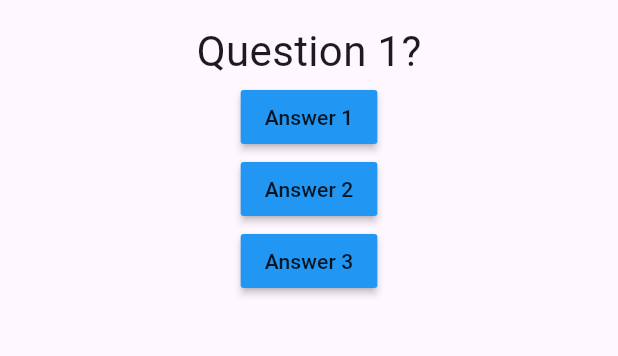
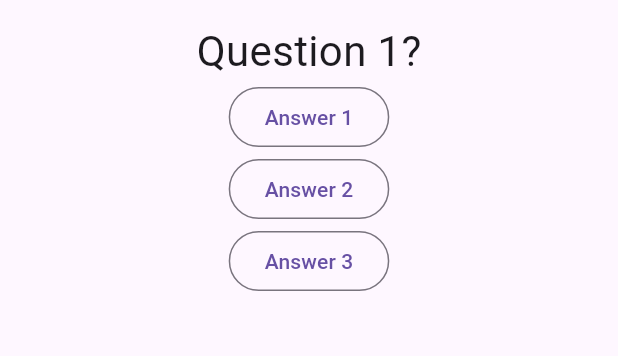
Before and after one commit to Bhaliten/flutter_practice, a Flutter app: the screen it shows after launch, on a phone screen of 412 x 824 dp, the part 63-419 px from its top. Run offline on Flutter 3.47's test engine with Material 2 defaults, Android fonts, the phone set to English and light mode, and no system bars.

```diff
--- a/lib/answer.dart
+++ b/lib/answer.dart
@@ -4,16 +4,18 @@ class Answer extends StatelessWidget {
   final String answer;
   final VoidCallback answerCallback;
 
-  const Answer({Key? key, required this.answer, required this.answerCallback})
-      : super(key: key);
+  const Answer({
+    Key? key,
+    required this.answer,
+    required this.answerCallback,
+  }) : super(key: key);
 
   @override
   Widget build(BuildContext context) {
     return Row(
       mainAxisAlignment: MainAxisAlignment.center,
       children: [
-        MaterialButton(
-          color: Colors.blue,
+        OutlinedButton(
           onPressed: answerCallback,
           child: Text(
             answer,
--- a/lib/main.dart
+++ b/lib/main.dart
@@ -22,7 +22,10 @@ class MyApp extends StatelessWidget {
 }
 
 class MyHomePage extends StatefulWidget {
-  const MyHomePage({super.key, required this.title});
+  const MyHomePage({
+    super.key,
+    required this.title,
+  });
 
   final String title;
 
@@ -34,9 +37,10 @@ class _MyHomePageState extends State<MyHomePage> {
   @override
   Widget build(BuildContext context) {
     return Scaffold(
-        appBar: AppBar(
-          title: Text(widget.title),
-        ),
-        body: Quiz());
+      appBar: AppBar(
+        title: Text(widget.title),
+      ),
+      body: Quiz(),
+    );
   }
 }
--- a/lib/question.dart
+++ b/lib/question.dart
@@ -2,17 +2,19 @@ import 'package:flutter/material.dart';
 
 class Question extends StatelessWidget {
   final String question;
+  final TextStyle textStyle = const TextStyle(fontSize: 28);
 
-  const Question({Key? key, required this.question}) : super(key: key);
+  const Question({
+    Key? key,
+    required this.question,
+  }) : super(key: key);
 
   @override
   Widget build(BuildContext context) {
     return Container(
       child: Text(
         question,
-        style: TextStyle(
-          fontSize: 28,
-        ),
+        style: textStyle,
       ),
     );
   }
--- a/lib/quiz.dart
+++ b/lib/quiz.dart
@@ -107,7 +107,7 @@ class _QuizState extends State<Quiz> {
             ],
           )
         : Result(
-            result: _score,
+            score: _score,
             resetCallback: _resetScore,
           );
   }
```
Also changed, not shown: lib/result.dart (+7 -4 lines).
